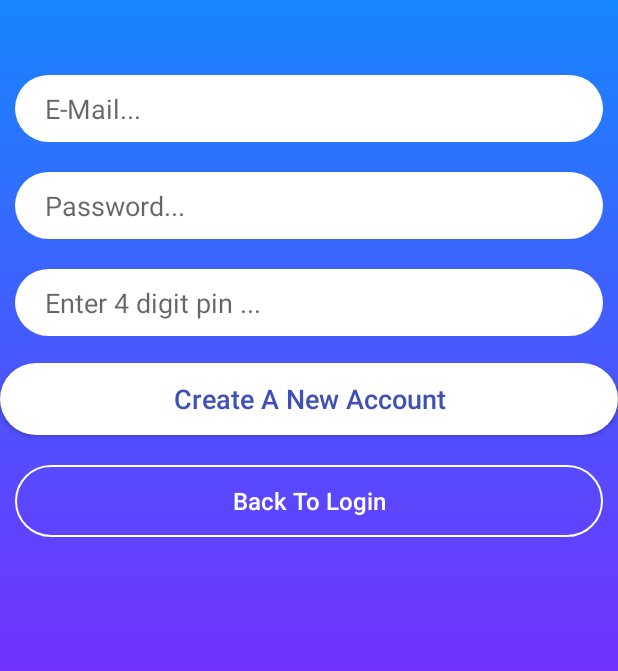
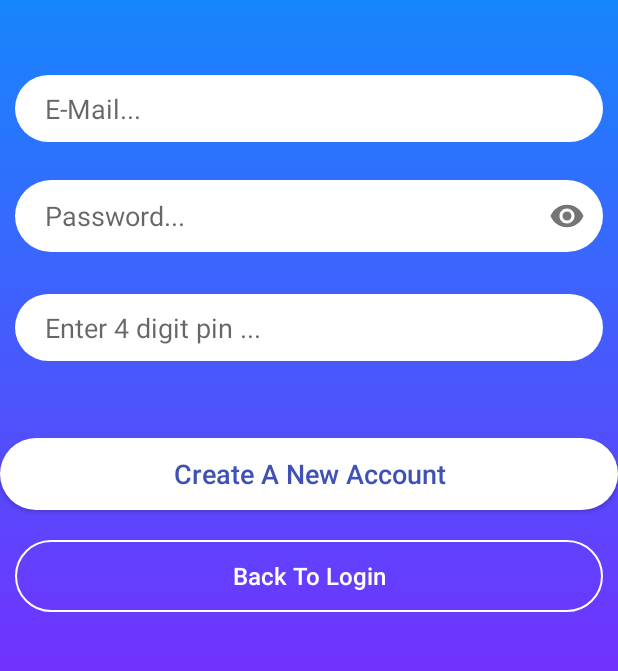
Before and after one commit to rohitraman/RahiApp, an Android app: the RegisterActivity screen opened directly, with no data from a screen before it, on a phone screen of 412 x 824 dp, the part 169-840 px from its top. Run offline under Robolectric (Android 15) with nearby library versions, the phone set to English and light mode, and no system bars; our stand-ins replace Firebase (no records; nobody signed in at launch, a user with empty details on screens opened directly).

Commit message:
Changes made

```diff
--- a/RahiApp/app/build.gradle
+++ b/RahiApp/app/build.gradle
@@ -19,7 +19,7 @@ android {
 }
 
 dependencies {
-    implementation fileTree(dir: 'libs', include: ['*.jar'])
+    implementation fileTree(include: ['*.jar'], dir: 'libs')
     implementation 'com.android.support:appcompat-v7:26.1.0'
     implementation 'com.android.support:design:26.1.0'
     implementation 'com.android.support.constraint:constraint-layout:1.1.0'
@@ -44,8 +44,6 @@ dependencies {
     implementation 'com.github.vipulasri:timelineview:1.0.6'
     api 'com.jakewharton:butterknife:8.8.1'
     annotationProcessor 'com.jakewharton:butterknife-compiler:8.8.1'
-
-
 }
 configurations.all {
     resolutionStrategy.eachDependency { DependencyResolveDetails details ->
--- a/RahiApp/app/src/main/res/layout/activity_register.xml
+++ b/RahiApp/app/src/main/res/layout/activity_register.xml
@@ -3,6 +3,7 @@
     xmlns:tools="http://schemas.android.com/tools"
     android:layout_width="match_parent"
     android:layout_height="match_parent"
+    xmlns:app="http://schemas.android.com/apk/res-auto"
     android:background="@drawable/main_background"
     tools:context="com.example.roshan.rahiapp.RegisterActivity">
 
@@ -43,44 +44,55 @@
         android:layout_height="wrap_content"
         android:background="@drawable/edit_btn"/>
 
-    <EditText
-        android:id="@+id/register_password"
-        android:layout_below="@id/register_email"
-        android:layout_marginTop="20dp"
-        android:layout_marginLeft="10dp"
-        android:layout_marginRight="10dp"
-        android:paddingTop="10dp"
-        android:paddingBottom="10dp"
-        android:paddingLeft="20dp"
-        android:hint="Password..."
-        android:inputType="textPassword"
+    <android.support.design.widget.TextInputLayout
+        android:id="@+id/input_layout_password"
         android:layout_width="match_parent"
         android:layout_height="wrap_content"
-        android:background="@drawable/edit_btn"/>
+        app:passwordToggleEnabled="true"
+        app:hintEnabled="false"
+        android:layout_marginTop="25dp"
+        android:layout_below="@id/register_email"
+        >
+
+        <EditText
+            android:id="@+id/register_password"
+            android:layout_width="match_parent"
+            android:layout_height="wrap_content"
+            android:layout_below="@id/register_email"
+            android:layout_marginLeft="10dp"
+            android:layout_marginRight="10dp"
+            android:layout_marginTop="20dp"
+            android:background="@drawable/edit_btn"
+            android:hint="Password..."
+            android:inputType="textPassword"
+            android:paddingBottom="10dp"
+            android:paddingLeft="20dp"
+            android:paddingTop="10dp" />
+    </android.support.design.widget.TextInputLayout>
 
     <EditText
         android:id="@+id/register_pin"
-        android:layout_below="@id/register_password"
-        android:layout_marginTop="20dp"
-        android:layout_marginLeft="10dp"
-        android:layout_marginRight="10dp"
-        android:paddingTop="10dp"
+        android:layout_width="match_parent"
+        android:layout_height="wrap_content"
+        android:layout_alignEnd="@+id/register_email"
+        android:layout_alignStart="@+id/register_email"
+        android:layout_below="@+id/input_layout_password"
+        android:layout_marginTop="28dp"
+        android:background="@drawable/edit_btn"
+        android:hint="Enter 4 digit pin ..."
+        android:inputType="numberPassword"
+        android:maxLength="4"
         android:paddingBottom="10dp"
         android:paddingLeft="20dp"
-        android:hint="Enter 4 digit pin ..."
-        android:maxLength="4"
-        android:inputType="numberPassword"
-        android:layout_width="match_parent"
-        android:layout_height="wrap_content"
-        android:background="@drawable/edit_btn"/>
+        android:paddingTop="10dp" />
 
     <Button
         android:id="@+id/register_button"
         android:layout_width="match_parent"
         android:layout_height="wrap_content"
-        android:layout_alignParentEnd="true"
+        android:layout_alignParentStart="true"
         android:layout_below="@+id/register_pin"
-        android:layout_marginTop="18dp"
+        android:layout_marginTop="51dp"
         android:background="@drawable/edit_btn"
         android:paddingBottom="5dp"
         android:paddingTop="5dp"
--- a/RahiApp/app/src/main/res/values/strings.xml
+++ b/RahiApp/app/src/main/res/values/strings.xml
@@ -5,4 +5,6 @@
     <string name="clas">Class</string>
     <string name="quota">Quota</string>
     <string name="button">Button</string>
+    <string name="forgot_password_click_here"><u>Forgot Password? Click here</u></string>
+    <string name="forgot_pin"><u>Forgot Pin?Click here</u></string>
 </resources>
```
Also changed, not shown: RahiApp/app/src/main/AndroidManifest.xml (+12 -13 lines), RahiApp/app/src/main/java/com/example/roshan/rahiapp/ChangePasswordActivity.java (added, +63 -0 lines), RahiApp/app/src/main/java/com/example/roshan/rahiapp/ForgotPasswordActivity.java (added, +100 -0 lines), RahiApp/app/src/main/java/com/example/roshan/rahiapp/LoginActivity.java (+18 -4 lines), RahiApp/app/src/main/res/layout/activity_change_password.xml (added, +37 -0 lines), RahiApp/app/src/main/res/layout/activity_forgot_password.xml (added, +63 -0 lines), RahiApp/app/src/main/res/layout/activity_login.xml (+38 -16 lines).
